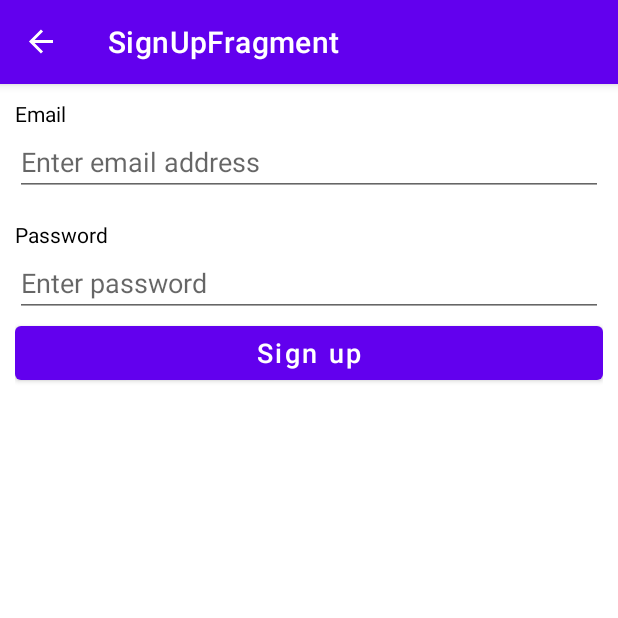
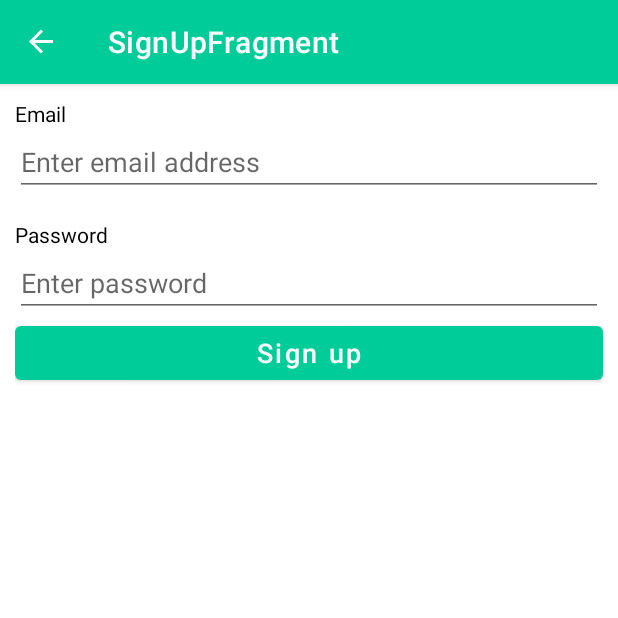
Before and after one commit to jmbruel/PetFood, an Android app: the SignUpFragment screen opened through its navigation route, on a phone screen of 412 x 824 dp, the top half of it. Run offline under Robolectric (Android 15) with nearby library versions, the phone set to English and light mode, and no system bars; our stand-ins replace RxJava, navigation-ui; libraries missing offline, so code that uses them is left out: com.jakewharton.retrofit2, hu.akarnokd.rxjava3.

Commit message:
Change application colors

```diff
--- a/app/src/main/res/values/colors.xml
+++ b/app/src/main/res/values/colors.xml
@@ -3,10 +3,12 @@
     <color name="purple_200">#FFBB86FC</color>
     <color name="purple_500">#FF6200EE</color>
     <color name="purple_700">#FF3700B3</color>
+    <color name="black">#FF000000</color>
+    <color name="white">#FFFFFFFF</color>
+
+    <color name="teal_170">#FF00CC99</color>
     <color name="teal_200">#FF03DAC5</color>
     <color name="teal_700">#FF018786</color>
-    <color name="black">#FF000000</color>
-    <color name="white">#FFFFFFFF</color>
 
     <color name="gray_200">#FFDDDDDD</color>
 
--- a/app/src/main/res/values/themes.xml
+++ b/app/src/main/res/values/themes.xml
@@ -2,12 +2,12 @@
     <!-- Base application theme. -->
     <style name="Theme.PetFoodInspector" parent="Theme.MaterialComponents.DayNight.DarkActionBar">
         <!-- Primary brand color. -->
-        <item name="colorPrimary">@color/purple_500</item>
-        <item name="colorPrimaryVariant">@color/purple_700</item>
+        <item name="colorPrimary">@color/teal_170</item>
+        <item name="colorPrimaryVariant">@color/teal_700</item>
         <item name="colorOnPrimary">@color/white</item>
         <!-- Secondary brand color. -->
-        <item name="colorSecondary">@color/teal_200</item>
-        <item name="colorSecondaryVariant">@color/teal_700</item>
+        <item name="colorSecondary">@color/purple_500</item>
+        <item name="colorSecondaryVariant">@color/purple_700</item>
         <item name="colorOnSecondary">@color/black</item>
         <!-- Status bar color. -->
         <item name="android:statusBarColor" tools:targetApi="l">?attr/colorPrimaryVariant</item>
```
